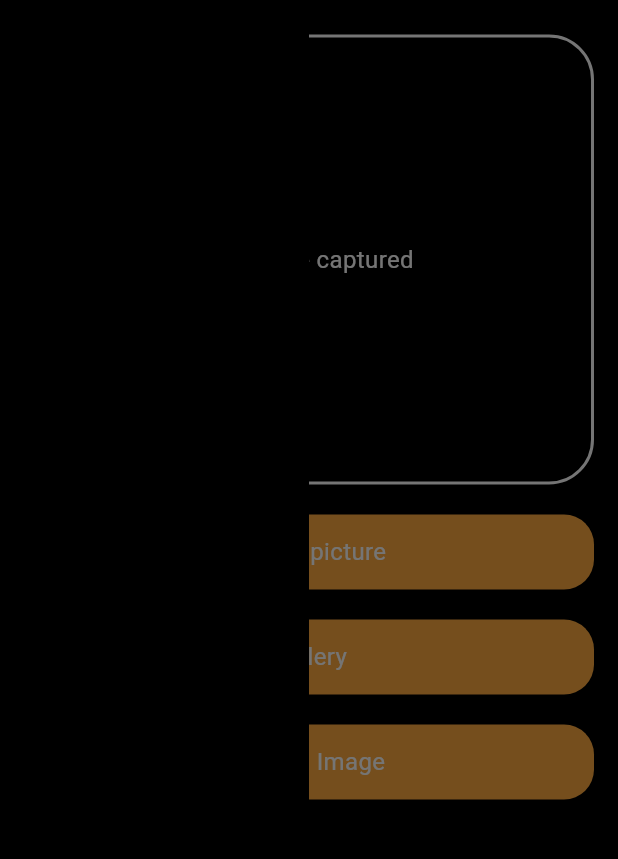
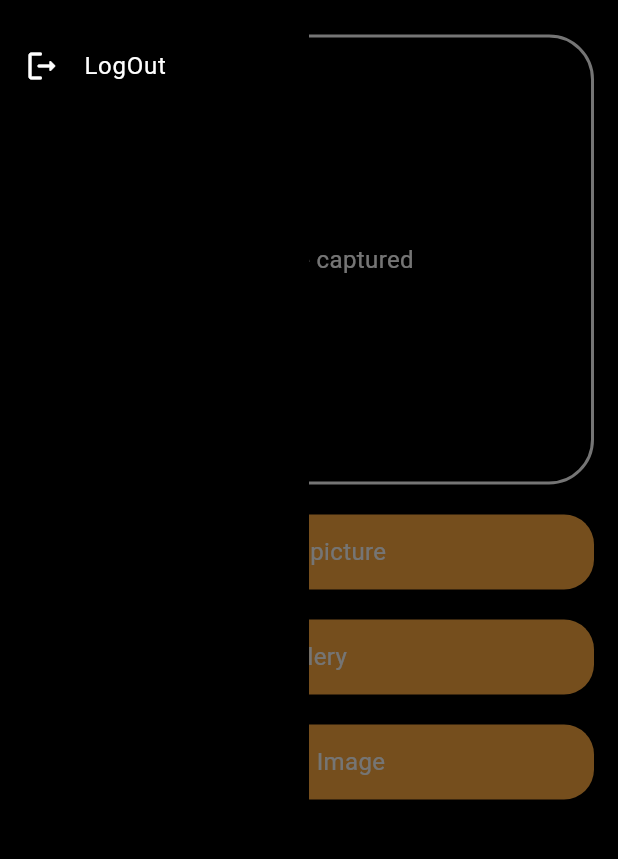
Before and after one commit to biraldh/nutritionapp, a Flutter app: the FoodDetectionPage screen opened directly, in the side drawer, after a tap on the "logout" icon, on a phone screen of 412 x 824 dp, the part 228-1087 px from its top. Run offline on Flutter 3.47's test engine with Material 3 defaults, Android fonts, the phone set to English and light mode, and no system bars; our stand-ins replace cloud_firestore, firebase_auth, firebase_core, flutter_dotenv, image_picker; accounts and stored records are empty.

Commit message:
add features

```diff
--- a/lib/pages/login.dart
+++ b/lib/pages/login.dart
@@ -48,6 +48,7 @@ class _LoginState extends State<Login> {
   Widget build(BuildContext context) {
     double screenWidth = MediaQuery.of(context).size.width;
     return Scaffold(
+      appBar: AppBar(title: Text("NutriLens"), centerTitle: true, ),
       body: Center(
         child: Column(
           mainAxisAlignment: MainAxisAlignment.center,
--- a/lib/pages/nutrition.dart
+++ b/lib/pages/nutrition.dart
@@ -286,15 +286,15 @@ class _FoodDetectionPageState extends State<FoodDetectionPage> {
                     children: [
                       Text(
                         'Detected Food: $_detectedFood',
-                        style: TextStyle(fontSize: 18, fontWeight: FontWeight.bold),
+                        style: TextStyle(fontSize: 18, fontWeight: FontWeight.bold, color: Colors.white),
                       ),
                       Text(
                         'Weight: $_weight grams',
-                        style: TextStyle(fontSize: 18, fontWeight: FontWeight.bold),
+                        style: TextStyle(fontSize: 18, fontWeight: FontWeight.bold, color: Colors.white),
                       ),
                       Text(
                         'Calories: $_calories cal',
-                        style: TextStyle(fontSize: 18, fontWeight: FontWeight.bold),
+                        style: TextStyle(fontSize: 18, fontWeight: FontWeight.bold, color: Colors.white),
                       ),
                     ],
                   ),
--- a/lib/widgets/menudrawer.dart
+++ b/lib/widgets/menudrawer.dart
@@ -1,7 +1,9 @@
 import 'package:flutter/cupertino.dart';
 import 'package:flutter/material.dart';
+import 'package:nuttritionapp/service/loginService.dart';
 
 Widget customDrawer (context){
+  LoginService _loginServie = LoginService();
   double screenWidth = MediaQuery.of(context).size.width;
   return Drawer(
     width: screenWidth/2,
@@ -35,6 +37,16 @@ Widget customDrawer (context){
             Navigator.pushNamed(context, '/');
           },
         ),
+        ListTile(
+          leading: Icon(Icons.logout_rounded,color: Colors.white,),
+          title: const Text('LogOut', style: TextStyle(
+              color: Colors.white
+          ),),
+          onTap: (){
+            _loginServie.signOut();
+            Navigator.pushNamed(context, '/login');
+          },
+        ),
       ],
     ),
   );
```
Also changed, not shown: lib/pages/dashboard.dart (+4 -4 lines), lib/service/historyService.dart (+9 -6 lines).
